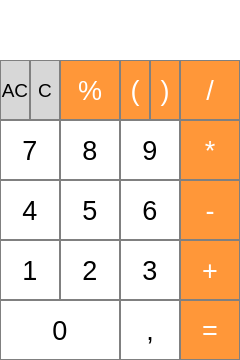
UnderWaterWelder27/NG-2021-Vladislav-Striuk, file Lesson-7/Task-1/calculator.ui: the form before one commit.
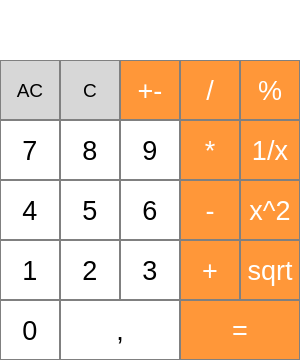
The form after the commit.

Commit message: clear / backspace / additionalLabel / percentageFunction

Patch:
```diff
--- a/Lesson-7/Task-1/calculator.ui
+++ b/Lesson-7/Task-1/calculator.ui
@@ -6,19 +6,19 @@
    <rect>
     <x>0</x>
     <y>0</y>
-    <width>240</width>
+    <width>300</width>
     <height>360</height>
    </rect>
   </property>
   <property name="minimumSize">
    <size>
-    <width>240</width>
+    <width>300</width>
     <height>360</height>
    </size>
   </property>
   <property name="maximumSize">
    <size>
-    <width>240</width>
+    <width>300</width>
     <height>360</height>
    </size>
   </property>
@@ -32,21 +32,21 @@
    <widget class="QPushButton" name="b_bracketClose">
     <property name="geometry">
      <rect>
-      <x>150</x>
-      <y>60</y>
-      <width>30</width>
+      <x>240</x>
+      <y>240</y>
+      <width>60</width>
       <height>60</height>
      </rect>
     </property>
     <property name="minimumSize">
      <size>
-      <width>30</width>
+      <width>60</width>
       <height>60</height>
      </size>
     </property>
     <property name="maximumSize">
      <size>
-      <width>30</width>
+      <width>60</width>
       <height>60</height>
      </size>
     </property>
@@ -68,27 +68,27 @@
 }</string>
     </property>
     <property name="text">
-     <string>)</string>
+     <string>sqrt</string>
     </property>
    </widget>
    <widget class="QPushButton" name="b_bracketOpen">
     <property name="geometry">
      <rect>
-      <x>120</x>
-      <y>60</y>
-      <width>30</width>
+      <x>240</x>
+      <y>180</y>
+      <width>60</width>
       <height>60</height>
      </rect>
     </property>
     <property name="minimumSize">
      <size>
-      <width>30</width>
+      <width>60</width>
       <height>60</height>
      </size>
     </property>
     <property name="maximumSize">
      <size>
-      <width>30</width>
+      <width>60</width>
       <height>60</height>
      </size>
     </property>
@@ -110,7 +110,7 @@
 }</string>
     </property>
     <property name="text">
-     <string>(</string>
+     <string>x^2</string>
     </property>
    </widget>
    <widget class="QPushButton" name="b_operatorAdd">
@@ -317,21 +317,21 @@
    <widget class="QPushButton" name="b_dot">
     <property name="geometry">
      <rect>
-      <x>120</x>
+      <x>60</x>
       <y>300</y>
-      <width>60</width>
+      <width>120</width>
       <height>60</height>
      </rect>
     </property>
     <property name="minimumSize">
      <size>
-      <width>60</width>
+      <width>120</width>
       <height>60</height>
      </size>
     </property>
     <property name="maximumSize">
      <size>
-      <width>60</width>
+      <width>120</width>
       <height>60</height>
      </size>
     </property>
@@ -358,19 +358,19 @@
      <rect>
       <x>0</x>
       <y>300</y>
-      <width>120</width>
+      <width>60</width>
       <height>60</height>
      </rect>
     </property>
     <property name="minimumSize">
      <size>
-      <width>0</width>
+      <width>60</width>
       <height>60</height>
      </size>
     </property>
     <property name="maximumSize">
      <size>
-      <width>16777215</width>
+      <width>60</width>
       <height>60</height>
      </size>
     </property>
@@ -551,21 +551,21 @@
    <widget class="QPushButton" name="b_actionClear">
     <property name="geometry">
      <rect>
-      <x>30</x>
+      <x>60</x>
       <y>60</y>
-      <width>30</width>
+      <width>60</width>
       <height>60</height>
      </rect>
     </property>
     <property name="minimumSize">
      <size>
-      <width>30</width>
+      <width>60</width>
       <height>60</height>
      </size>
     </property>
     <property name="maximumSize">
      <size>
-      <width>30</width>
+      <width>60</width>
       <height>60</height>
      </size>
     </property>
@@ -633,7 +633,7 @@
    <widget class="QPushButton" name="b_operatorPercentage">
     <property name="geometry">
      <rect>
-      <x>60</x>
+      <x>240</x>
       <y>60</y>
       <width>60</width>
       <height>60</height>
@@ -677,19 +677,19 @@
      <rect>
       <x>180</x>
       <y>300</y>
-      <width>60</width>
+      <width>120</width>
       <height>60</height>
      </rect>
     </property>
     <property name="minimumSize">
      <size>
-      <width>60</width>
+      <width>120</width>
       <height>60</height>
      </size>
     </property>
     <property name="maximumSize">
      <size>
-      <width>60</width>
+      <width>120</width>
       <height>60</height>
      </size>
     </property>
@@ -719,25 +719,25 @@
      <rect>
       <x>0</x>
       <y>0</y>
-      <width>240</width>
-      <height>60</height>
+      <width>300</width>
+      <height>40</height>
      </rect>
     </property>
     <property name="minimumSize">
      <size>
-      <width>240</width>
-      <height>60</height>
+      <width>300</width>
+      <height>40</height>
      </size>
     </property>
     <property name="maximumSize">
      <size>
-      <width>240</width>
-      <height>60</height>
+      <width>300</width>
+      <height>40</height>
      </size>
     </property>
     <property name="font">
      <font>
-      <pointsize>13</pointsize>
+      <pointsize>11</pointsize>
      </font>
     </property>
     <property name="styleSheet">
@@ -758,7 +758,7 @@
      <set>Qt::AlignRight|Qt::AlignTrailing|Qt::AlignVCenter</set>
     </property>
     <property name="margin">
-     <number>15</number>
+     <number>0</number>
     </property>
    </widget>
    <widget class="QPushButton" name="b_actionClearAll">
@@ -766,19 +766,19 @@
      <rect>
       <x>0</x>
       <y>60</y>
-      <width>30</width>
+      <width>60</width>
       <height>60</height>
      </rect>
     </property>
     <property name="minimumSize">
      <size>
-      <width>30</width>
+      <width>60</width>
       <height>60</height>
      </size>
     </property>
     <property name="maximumSize">
      <size>
-      <width>30</width>
+      <width>60</width>
       <height>60</height>
      </size>
     </property>
@@ -921,6 +921,137 @@
      <string>*</string>
     </property>
    </widget>
+   <widget class="QPushButton" name="b_operatorFraction">
+    <property name="geometry">
+     <rect>
+      <x>240</x>
+      <y>120</y>
+      <width>60</width>
+      <height>60</height>
+     </rect>
+    </property>
+    <property name="minimumSize">
+     <size>
+      <width>60</width>
+      <height>60</height>
+     </size>
+    </property>
+    <property name="maximumSize">
+     <size>
+      <width>60</width>
+      <height>60</height>
+     </size>
+    </property>
+    <property name="font">
+     <font>
+      <pointsize>20</pointsize>
+     </font>
+    </property>
+    <property name="styleSheet">
+     <string notr="true">QPushButton {
+  background-color: rgb(255, 151, 57);
+  color: white; 
+  border: 1px solid gray;
+}
+
+QPushButton:pressed {
+    background-color: qlineargradient(x1: 0, y1: 0, x2: 0, y2: 1,
+                                      stop: 0 #FF7832, stop: 1 #FF9739);
+}</string>
+    </property>
+    <property name="text">
+     <string>1/x</string>
+    </property>
+   </widget>
+   <widget class="QPushButton" name="b_operatorPlusMinus">
+    <property name="geometry">
+     <rect>
+      <x>120</x>
+      <y>60</y>
+      <width>60</width>
+      <height>60</height>
+     </rect>
+    </property>
+    <property name="minimumSize">
+     <size>
+      <width>60</width>
+      <height>60</height>
+     </size>
+    </property>
+    <property name="maximumSize">
+     <size>
+      <width>60</width>
+      <height>60</height>
+     </size>
+    </property>
+    <property name="font">
+     <font>
+      <pointsize>20</pointsize>
+     </font>
+    </property>
+    <property name="styleSheet">
+     <string notr="true">QPushButton {
+  background-color: rgb(255, 151, 57);
+  color: white; 
+  border: 1px solid gray;
+}
+
+QPushButton:pressed {
+    background-color: qlineargradient(x1: 0, y1: 0, x2: 0, y2: 1,
+                                      stop: 0 #FF7832, stop: 1 #FF9739);
+}</string>
+    </property>
+    <property name="text">
+     <string>+-</string>
+    </property>
+   </widget>
+   <widget class="QLabel" name="e_expressionOutput">
+    <property name="geometry">
+     <rect>
+      <x>0</x>
+      <y>40</y>
+      <width>300</width>
+      <height>20</height>
+     </rect>
+    </property>
+    <property name="minimumSize">
+     <size>
+      <width>300</width>
+      <height>20</height>
+     </size>
+    </property>
+    <property name="maximumSize">
+     <size>
+      <width>300</width>
+      <height>20</height>
+     </size>
+    </property>
+    <property name="font">
+     <font>
+      <pointsize>8</pointsize>
+     </font>
+    </property>
+    <property name="styleSheet">
+     <string notr="true">QLabel {
+  qproperty-alignment: 'AlignVCenter | AlignRight';
+  border: 1px solid gray;
+}
+
+background-color : white;</string>
+    </property>
+    <property name="text">
+     <string/>
+    </property>
+    <property name="textFormat">
+     <enum>Qt::AutoText</enum>
+    </property>
+    <property name="alignment">
+     <set>Qt::AlignRight|Qt::AlignTrailing|Qt::AlignVCenter</set>
+    </property>
+    <property name="margin">
+     <number>0</number>
+    </property>
+   </widget>
   </widget>
  </widget>
  <resources/>
```
Left out of the diff: 8 changed lines with no effect on the pictures. The commit also changes 2 other files.
